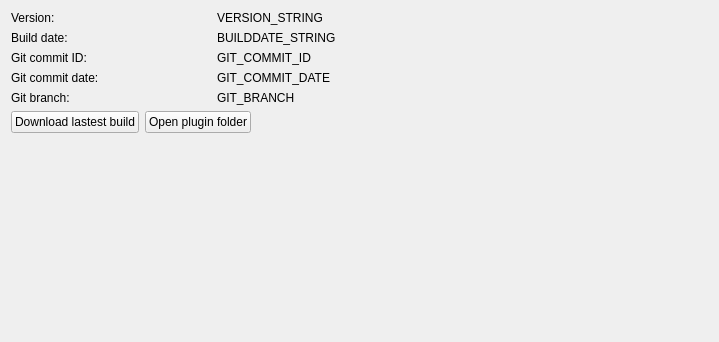
This is PluginInfo.ui in DLdota/OpenRGBEffectsPlugin as Qt 5 draws it before an edit. The edited form follows.
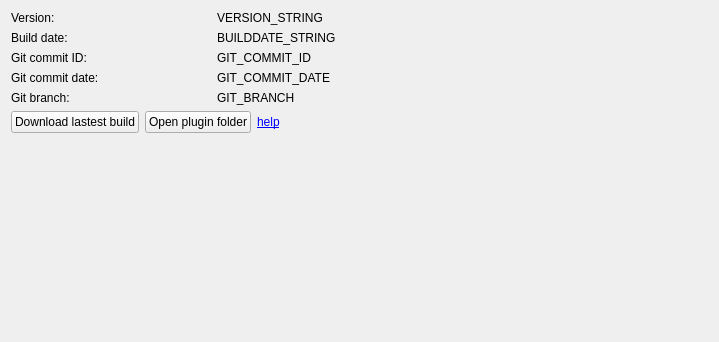
This is the edited form.

Commit message: Added help link to about section

The edit to the form file:
```diff
--- a/PluginInfo.ui
+++ b/PluginInfo.ui
@@ -179,6 +179,19 @@
          </property>
         </widget>
        </item>
+       <item>
+        <widget class="QLabel" name="label">
+         <property name="text">
+          <string>&lt;a href=&quot;https://gitlab.com/OpenRGBDevelopers/OpenRGB-Wiki/-/blob/stable/Plugins/Effects/Effects.md&quot;&gt;help&lt;/a&gt;</string>
+         </property>
+         <property name="textFormat">
+          <enum>Qt::RichText</enum>
+         </property>
+         <property name="openExternalLinks">
+          <bool>true</bool>
+         </property>
+        </widget>
+       </item>
        <item>
         <spacer name="horizontalSpacer">
          <property name="orientation">
```
